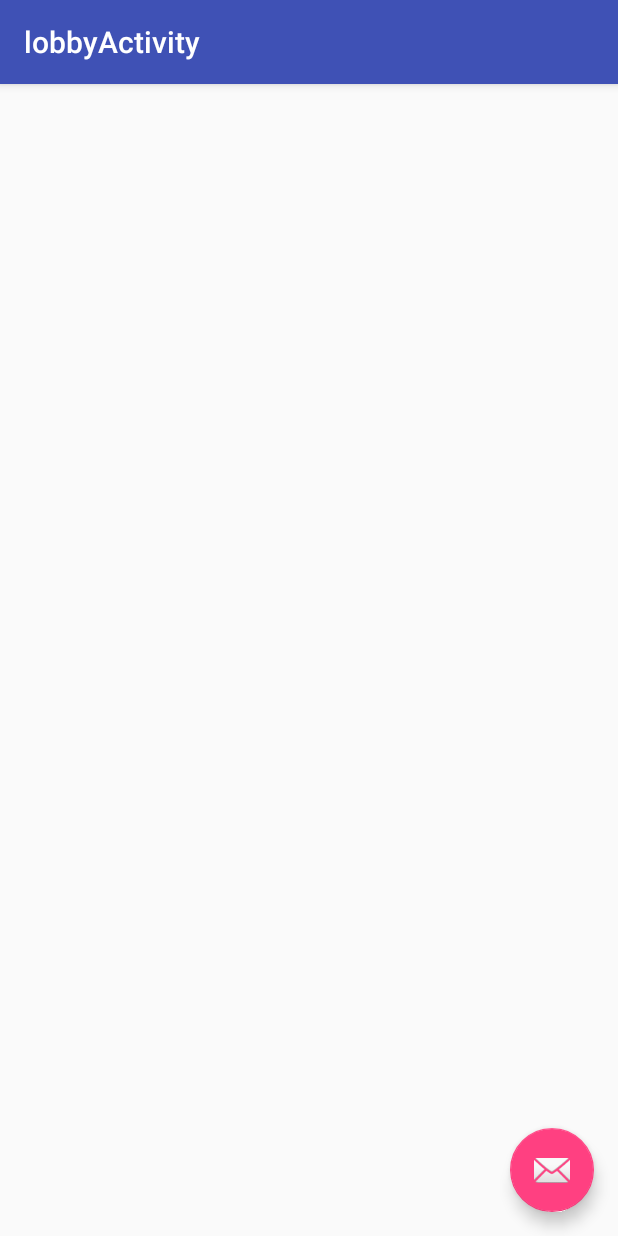
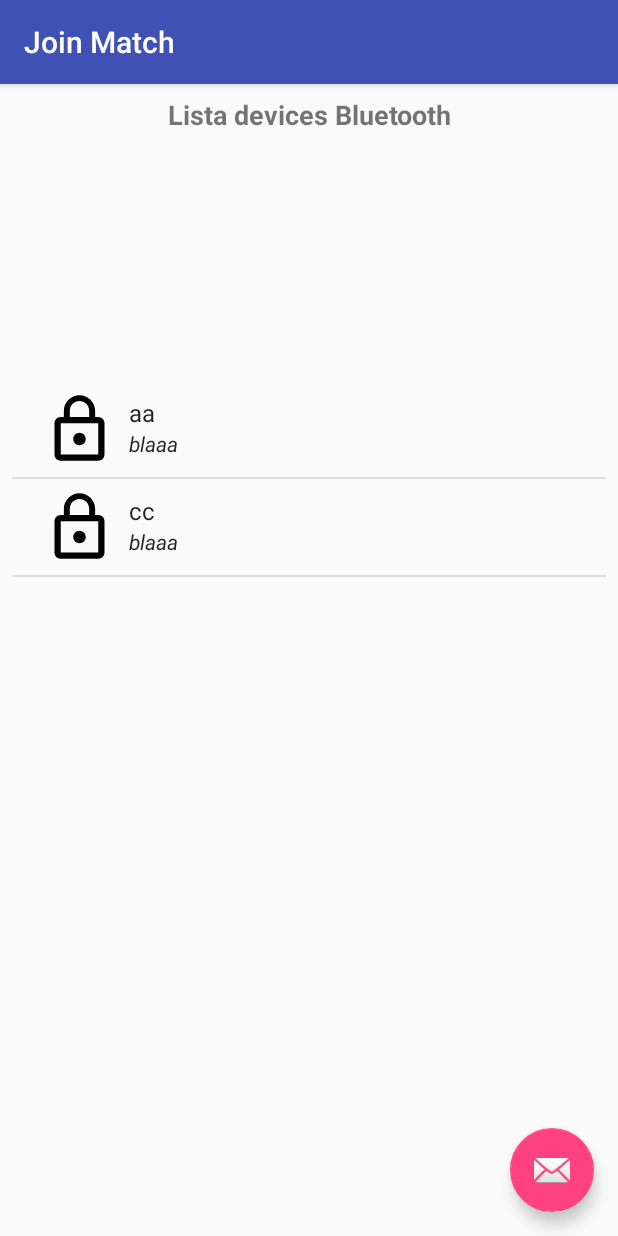
Before and after one commit to Codernauti/GameBank, an Android app: the screen it shows after launch (LobbyActivity), on a phone screen of 412 x 824 dp. Run offline under Robolectric (Android 15) with nearby library versions, the phone set to English and light mode, and no system bars; our stand-ins replace ButterKnife.

Commit message:
Add device list. Still a draft

```diff
--- a/app/build.gradle
+++ b/app/build.gradle
@@ -31,4 +31,5 @@ dependencies {
     // UI
     compile 'com.jakewharton:butterknife:8.8.1'
     annotationProcessor 'com.jakewharton:butterknife-compiler:8.8.1'
+    compile 'com.lucasurbas:listitemview:1.0.5'
 }
--- /dev/null
+++ b/app/src/main/java/com/codernauti/gamebank/bluetooth/BTClient.java
@@ -0,0 +1,27 @@
+package com.codernauti.gamebank.bluetooth;
+
+/**
+ * Created by dpolonio on 19/02/18.
+ */
+
+public class BTClient implements BTDevice {
+
+    private String name;
+    private String address;
+
+    public BTClient (String name, String address) {
+        this.name = name;
+        this.address = address;
+    }
+
+
+    @Override
+    public String getName() {
+        return name;
+    }
+
+    @Override
+    public String getAddress() {
+        return address;
+    }
+}
--- /dev/null
+++ b/app/src/main/java/com/codernauti/gamebank/bluetooth/BTDevice.java
@@ -0,0 +1,11 @@
+package com.codernauti.gamebank.bluetooth;
+
+/**
+ * Created by dpolonio on 19/02/18.
+ */
+
+public interface BTDevice {
+
+    String getName();
+    String getAddress();
+}
--- /dev/null
+++ b/app/src/main/java/com/codernauti/gamebank/lobby/BTDevicesAdapter.java
@@ -0,0 +1,64 @@
+package com.codernauti.gamebank.lobby;
+
+import android.content.Context;
+import android.support.constraint.ConstraintLayout;
+import android.view.LayoutInflater;
+import android.view.View;
+import android.view.ViewGroup;
+import android.widget.BaseAdapter;
+import android.widget.TextView;
+
+import com.codernauti.gamebank.R;
+import com.codernauti.gamebank.bluetooth.BTDevice;
+
+import java.util.ArrayList;
+
+/**
+ * Created by dpolonio on 19/02/18.
+ */
+
+public class BTDevicesAdapter extends BaseAdapter {
+
+    private Context context;
+    private ArrayList<BTDevice> btDevices;
+
+    BTDevicesAdapter(Context context, ArrayList<BTDevice> btDevices) {
+        this.context = context;
+        this.btDevices = btDevices;
+    }
+
+    @Override
+    public int getCount() {
+        return btDevices.size();
+    }
+
+    @Override
+    public Object getItem(int i) {
+        return btDevices.get(i);
+    }
+
+    @Override
+    public long getItemId(int i) { //?
+        return 0;
+    }
+
+    @Override
+    public View getView(int i, View view, ViewGroup viewGroup) {
+        ConstraintLayout btDeviceItem;
+
+        if (view == null) {
+            LayoutInflater inflater = (LayoutInflater) context
+                    .getSystemService(Context.LAYOUT_INFLATER_SERVICE);
+
+            btDeviceItem = (ConstraintLayout) inflater.inflate(
+                    R.layout.bt_list_row, null);
+        } else {
+            btDeviceItem = (ConstraintLayout) view;
+        }
+
+        ((TextView)btDeviceItem.findViewById(R.id.lobby_name)).setText(btDevices.get(i).getName());
+        ((TextView)btDeviceItem.findViewById(R.id.lobby_status)).setText("blaaa");
+
+        return btDeviceItem;
+    }
+}
--- a/app/src/main/java/com/codernauti/gamebank/lobby/LobbyActivity.java
+++ b/app/src/main/java/com/codernauti/gamebank/lobby/LobbyActivity.java
@@ -8,15 +8,34 @@ import android.content.IntentFilter;
 import android.os.Bundle;
 import android.support.design.widget.FloatingActionButton;
 import android.support.design.widget.Snackbar;
+import android.support.v4.widget.SimpleCursorAdapter;
 import android.support.v7.app.AppCompatActivity;
 import android.support.v7.widget.Toolbar;
 import android.view.View;
+import android.widget.LinearLayout;
+import android.widget.ListAdapter;
+import android.widget.ListView;
+import android.widget.SimpleAdapter;
+import android.widget.TextView;
 import android.widget.Toast;
 
 import com.codernauti.gamebank.R;
+import com.codernauti.gamebank.bluetooth.BTClient;
+import com.codernauti.gamebank.bluetooth.BTDevice;
 import com.codernauti.gamebank.bluetooth.BluetoothStateChange;
 
+import java.util.ArrayList;
+
+import butterknife.BindView;
+import butterknife.ButterKnife;
+
 public class LobbyActivity extends AppCompatActivity {
+
+
+    @BindView(R.id.device_list)
+    ListView devicesList;
+    @BindView(R.id.toolbar)
+    Toolbar toolbar;
 
     private BluetoothAdapter mBluetoothAdapter;
 
@@ -24,7 +43,9 @@ public class LobbyActivity extends AppCompatActivity {
     protected void onCreate(Bundle savedInstanceState) {
         super.onCreate(savedInstanceState);
         setContentView(R.layout.activity_lobby);
-        Toolbar toolbar = (Toolbar) findViewById(R.id.toolbar);
+        ButterKnife.bind(this);
+
+
         setSupportActionBar(toolbar);
 
         FloatingActionButton fab = (FloatingActionButton) findViewById(R.id.fab);
@@ -49,6 +70,14 @@ public class LobbyActivity extends AppCompatActivity {
         super.onStart();
 
         BluetoothStateChange.enableBTIfDisabled(this);
+
+        BTDevice prova = new BTClient("aa", "bb");
+        BTDevice prova2 = new BTClient("cc", "dd");
+
+        ArrayList<BTDevice> btDevices = new ArrayList<>();
+        btDevices.add(prova);
+        btDevices.add(prova2);
+
+        devicesList.setAdapter(new BTDevicesAdapter(this, btDevices));
     }
-
 }
--- /dev/null
+++ b/app/src/main/res/drawable/ic_lock_open_black_24dp.xml
@@ -0,0 +1,9 @@
+<vector xmlns:android="http://schemas.android.com/apk/res/android"
+        android:width="24dp"
+        android:height="24dp"
+        android:viewportWidth="24.0"
+        android:viewportHeight="24.0">
+    <path
+        android:fillColor="#FF000000"
+        android:pathData="M12,17c1.1,0 2,-0.9 2,-2s-0.9,-2 -2,-2 -2,0.9 -2,2 0.9,2 2,2zM18,8h-1L17,6c0,-2.76 -2.24,-5 -5,-5S7,3.24 7,6h1.9c0,-1.71 1.39,-3.1 3.1,-3.1 1.71,0 3.1,1.39 3.1,3.1v2L6,8c-1.1,0 -2,0.9 -2,2v10c0,1.1 0.9,2 2,2h12c1.1,0 2,-0.9 2,-2L20,10c0,-1.1 -0.9,-2 -2,-2zM18,20L6,20L6,10h12v10z"/>
+</vector>
--- /dev/null
+++ b/app/src/main/res/drawable/ic_lock_outline_black_24dp.xml
@@ -0,0 +1,9 @@
+<vector xmlns:android="http://schemas.android.com/apk/res/android"
+        android:width="24dp"
+        android:height="24dp"
+        android:viewportWidth="24.0"
+        android:viewportHeight="24.0">
+    <path
+        android:fillColor="#FF000000"
+        android:pathData="M12,17c1.1,0 2,-0.9 2,-2s-0.9,-2 -2,-2 -2,0.9 -2,2 0.9,2 2,2zM18,8h-1L17,6c0,-2.76 -2.24,-5 -5,-5S7,3.24 7,6v2L6,8c-1.1,0 -2,0.9 -2,2v10c0,1.1 0.9,2 2,2h12c1.1,0 2,-0.9 2,-2L20,10c0,-1.1 -0.9,-2 -2,-2zM8.9,6c0,-1.71 1.39,-3.1 3.1,-3.1s3.1,1.39 3.1,3.1v2L8.9,8L8.9,6zM18,20L6,20L6,10h12v10z"/>
+</vector>
--- /dev/null
+++ b/app/src/main/res/layout/bt_list_row.xml
@@ -0,0 +1,54 @@
+<?xml version="1.0" encoding="utf-8"?>
+<android.support.constraint.ConstraintLayout
+    xmlns:android="http://schemas.android.com/apk/res/android"
+    xmlns:app="http://schemas.android.com/apk/res-auto"
+    xmlns:tools="http://schemas.android.com/tools"
+    android:layout_width="match_parent"
+    android:layout_height="wrap_content"
+    android:minHeight="?android:attr/listPreferredItemHeight"
+    android:paddingBottom="5dp"
+    android:paddingLeft="20dp"
+    android:paddingRight="20dp"
+    android:paddingTop="5dp">
+
+    <ImageView
+        android:id="@+id/status_icon"
+        android:layout_width="50dp"
+        android:layout_height="50dp"
+        app:layout_constraintBottom_toTopOf="@+id/guideline"
+        app:layout_constraintLeft_toLeftOf="parent"
+        app:layout_constraintTop_toTopOf="@+id/guideline"
+        app:srcCompat="@drawable/ic_lock_outline_black_24dp" />
+
+    <TextView
+        android:id="@+id/lobby_name"
+        android:layout_width="wrap_content"
+        android:layout_height="wrap_content"
+        android:layout_marginLeft="10dp"
+        android:layout_marginStart="8dp"
+        android:textAppearance="@style/TextAppearance.AppCompat.Subhead"
+        app:layout_constraintBottom_toTopOf="@+id/guideline"
+        app:layout_constraintLeft_toRightOf="@+id/user_icon"
+        app:layout_constraintStart_toEndOf="@+id/status_icon"
+        tools:text="@string/predefined_lobby_name" />
+
+    <TextView
+        android:id="@+id/lobby_status"
+        android:layout_width="wrap_content"
+        android:layout_height="wrap_content"
+        android:textAllCaps="false"
+        android:textAppearance="@style/TextAppearance.AppCompat.Subhead"
+        android:textSize="14sp"
+        android:textStyle="italic"
+        app:layout_constraintLeft_toLeftOf="@+id/lobby_name"
+        app:layout_constraintTop_toTopOf="@+id/guideline"
+        tools:text="@string/predefined_lobby_status" />
+
+    <android.support.constraint.Guideline
+        android:id="@+id/guideline"
+        android:layout_width="wrap_content"
+        android:layout_height="wrap_content"
+        android:orientation="horizontal"
+        app:layout_constraintGuide_percent="0.5"/>
+
+</android.support.constraint.ConstraintLayout>
--- a/app/src/main/res/layout/content_lobby.xml
+++ b/app/src/main/res/layout/content_lobby.xml
@@ -8,4 +8,31 @@
     tools:context="com.codernauti.gamebank.lobby.lobbyActivity"
     tools:showIn="@layout/activity_lobby">
 
+    <TextView
+        android:id="@+id/textView"
+        android:layout_width="match_parent"
+        android:layout_height="25dp"
+        android:layout_marginEnd="16dp"
+        android:layout_marginStart="16dp"
+        android:layout_marginTop="8dp"
+        android:text="Lista devices Bluetooth"
+        android:textAlignment="center"
+        android:textSize="18sp"
+        android:textStyle="bold"
+        app:layout_constraintEnd_toEndOf="parent"
+        app:layout_constraintStart_toStartOf="parent"
+        app:layout_constraintTop_toTopOf="parent" />
+
+    <ListView
+        android:id="@+id/device_list"
+        android:layout_width="match_parent"
+        android:layout_height="405dp"
+        android:layout_marginEnd="8dp"
+        android:layout_marginStart="8dp"
+        app:layout_constraintBottom_toBottomOf="parent"
+        app:layout_constraintEnd_toEndOf="parent"
+        app:layout_constraintStart_toStartOf="parent"
+        app:layout_constraintTop_toBottomOf="@+id/textView" />
+
+
 </android.support.constraint.ConstraintLayout>
--- a/app/src/main/res/values/strings.xml
+++ b/app/src/main/res/values/strings.xml
@@ -3,7 +3,9 @@
 
     <string name="bank_tab_title">Bank</string>
     <string name="trans_tab_title">Transactions</string>
-    <string name="title_activity_lobby">lobbyActivity</string>
+    <string name="title_activity_lobby">Join Match</string>
+    <string name="predefined_lobby_name">Empty Lobby</string>
+    <string name="predefined_lobby_status">Not defined</string>
 
 
 </resources>
```
